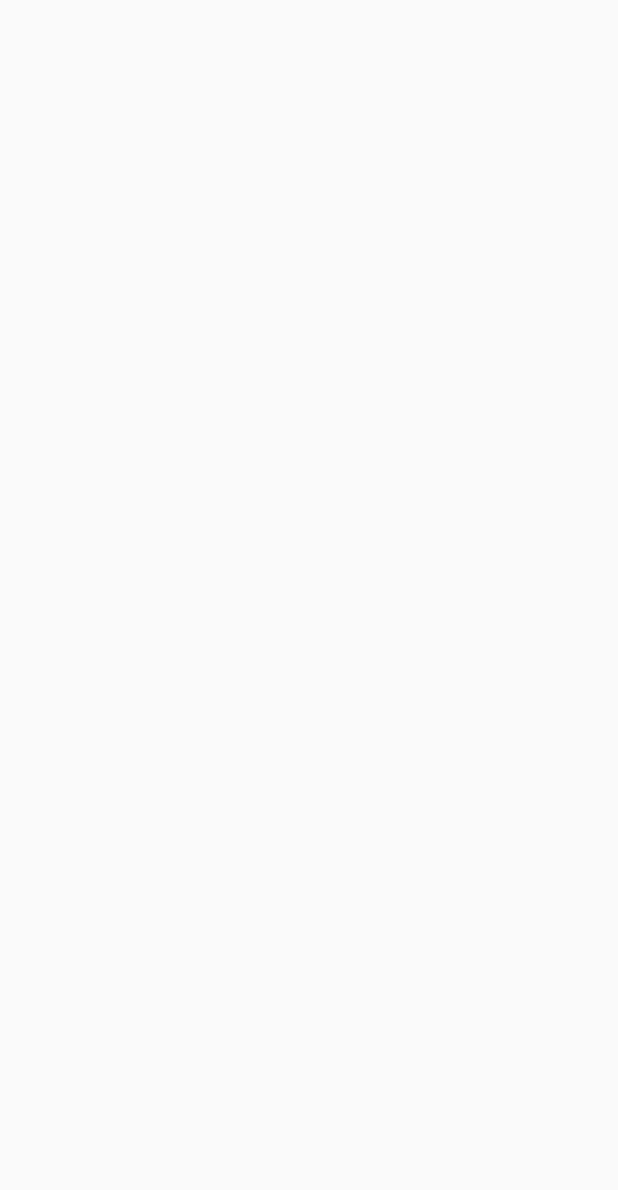
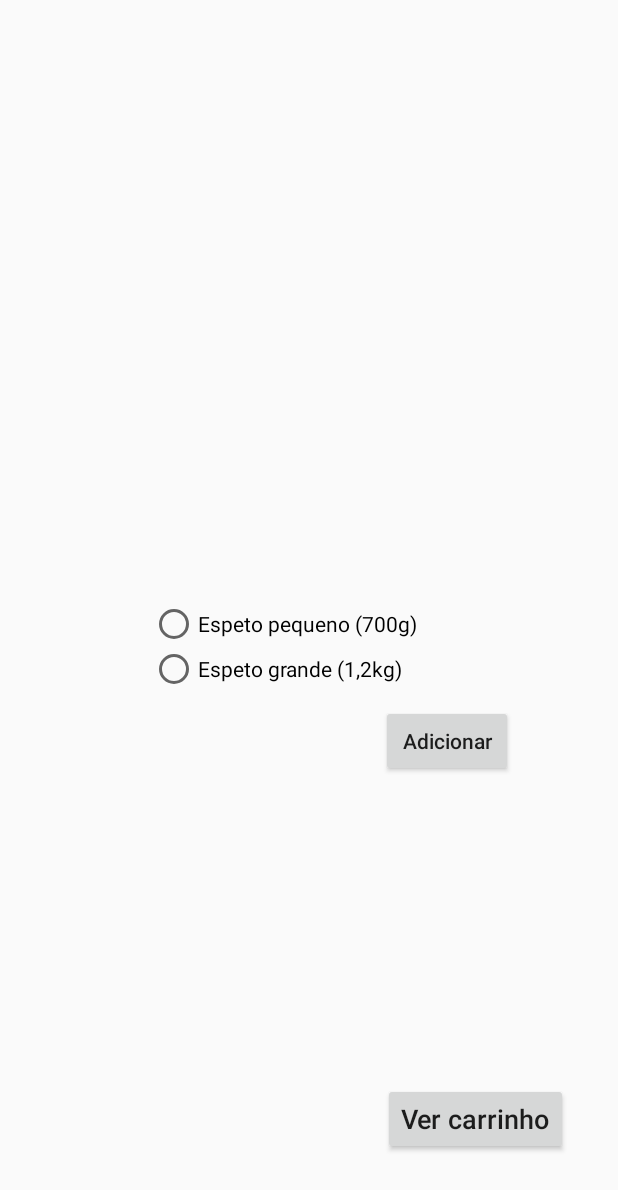
Before and after one commit to pcdateixeira/deliverybagual, an Android app: the AdicionarItemPorTamanho screen opened directly, with no data from a screen before it, on a phone screen of 412 x 824 dp. Before the commit the part shown is empty. Shown: the top 1190 px of the screen. Run offline under Robolectric (Android 15) with nearby library versions, the phone set to English and light mode, and no system bars; 1 statement that could not run was skipped.

```diff
--- a/app/src/main/res/layout/adicionar_item_por_tamanho.xml
+++ b/app/src/main/res/layout/adicionar_item_por_tamanho.xml
@@ -7,15 +7,73 @@
     tools:context=".AdicionarItemPorTamanho">
 
     <TextView
-        android:id="@+id/textView1"
+        android:id="@+id/titulo"
         android:layout_width="wrap_content"
         android:layout_height="wrap_content"
-        android:layout_marginStart="16dp"
-        android:layout_marginLeft="16dp"
-        android:layout_marginTop="50dp"
-        android:text="TextView"
-        android:textSize="18sp"
+        android:layout_marginStart="151dp"
+        android:layout_marginLeft="151dp"
+        android:layout_marginTop="120dp"
+        android:layout_marginEnd="151dp"
+        android:layout_marginRight="151dp"
+        android:gravity="center_horizontal"
+        android:textSize="30sp"
+        android:visibility="invisible"
+        app:layout_constraintEnd_toEndOf="parent"
         app:layout_constraintStart_toStartOf="parent"
         app:layout_constraintTop_toTopOf="parent" />
 
+    <Button
+        android:id="@+id/botaoAdicionar"
+        android:layout_width="wrap_content"
+        android:layout_height="wrap_content"
+        android:layout_marginTop="10dp"
+        android:layout_marginEnd="70dp"
+        android:layout_marginRight="70dp"
+        android:onClick="adicionaItem"
+        android:text="@string/adicionar"
+        app:layout_constraintEnd_toEndOf="parent"
+        app:layout_constraintTop_toBottomOf="@+id/radioGroup" />
+
+    <Button
+        android:id="@+id/botaoCarrinho"
+        android:layout_width="wrap_content"
+        android:layout_height="wrap_content"
+        android:layout_marginEnd="33dp"
+        android:layout_marginRight="33dp"
+        android:layout_marginBottom="54dp"
+        android:onClick="VerCarrinho"
+        android:text="@string/vercarrinho"
+        android:textSize="18sp"
+        app:layout_constraintBottom_toBottomOf="parent"
+        app:layout_constraintEnd_toEndOf="parent" />
+
+    <RadioGroup
+        android:id="@+id/radioGroup"
+        android:layout_width="0dp"
+        android:layout_height="60dp"
+        android:layout_marginStart="100dp"
+        android:layout_marginLeft="100dp"
+        android:layout_marginTop="400dp"
+        app:layout_constraintStart_toStartOf="parent"
+        app:layout_constraintTop_toTopOf="parent">
+
+        <RadioButton
+            android:id="@+id/radioPorcaoPequena"
+            android:layout_width="wrap_content"
+            android:layout_height="wrap_content"
+            android:text="@string/porcaopequena"
+            android:visibility="invisible"
+            tools:layout_editor_absoluteX="87dp"
+            tools:layout_editor_absoluteY="532dp" />
+
+        <RadioButton
+            android:id="@+id/radioPorcaoGrande"
+            android:layout_width="wrap_content"
+            android:layout_height="wrap_content"
+            android:text="@string/porcaogrande"
+            android:visibility="invisible"
+            tools:layout_editor_absoluteX="87dp"
+            tools:layout_editor_absoluteY="564dp" />
+    </RadioGroup>
+
 </androidx.constraintlayout.widget.ConstraintLayout>
--- a/app/src/main/res/values/strings.xml
+++ b/app/src/main/res/values/strings.xml
@@ -22,7 +22,10 @@
     <string name="sobrecoxa">Sobrecoxa</string>
     <string name="coracao">Coraçãozinho</string>
     <string name="polenta">Peito</string>
-    <string name="paoalho">Coxa</string>
+    <string name="paoalho">Pão de alho</string>
     <string name="xixo">Xixo</string>
     <string name="maionese">Salada de maionese</string>
+    <string name="porcaopequena">Espeto pequeno (700g)</string>
+    <string name="porcaogrande">Espeto grande (1,2kg)</string>
+    <string name="adicionar">Adicionar</string>
 </resources>
```
Also changed, not shown: app/src/main/java/com/example/deliverybagual/AdicionarItemPorTamanho.java (+109 -4 lines).
